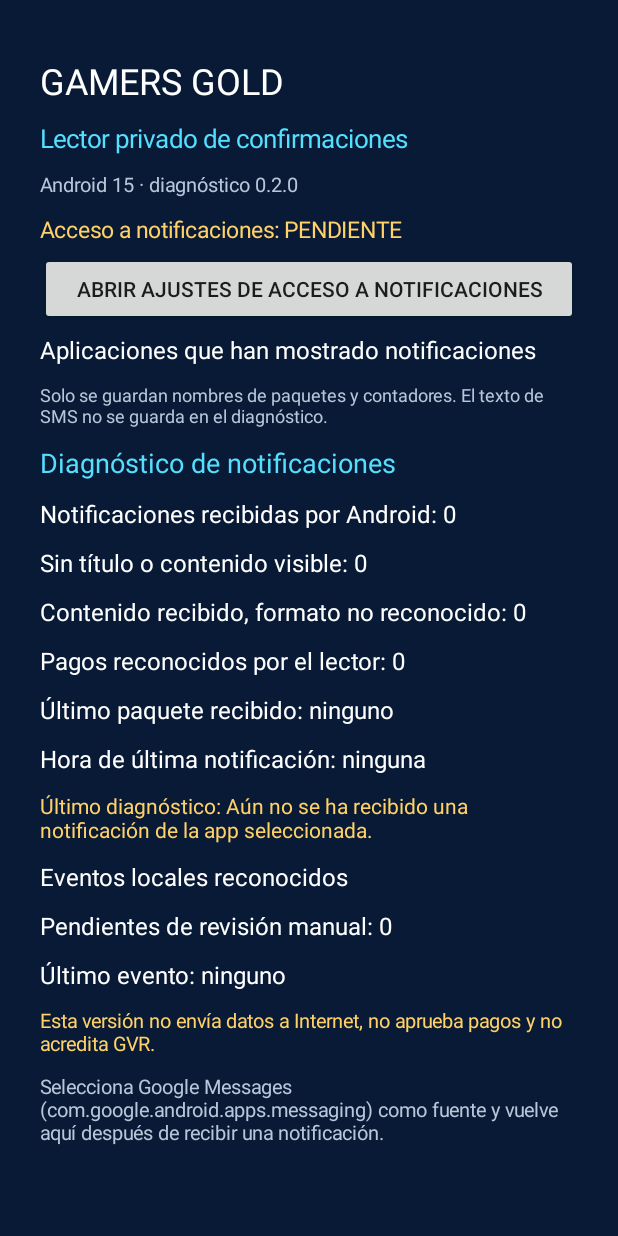
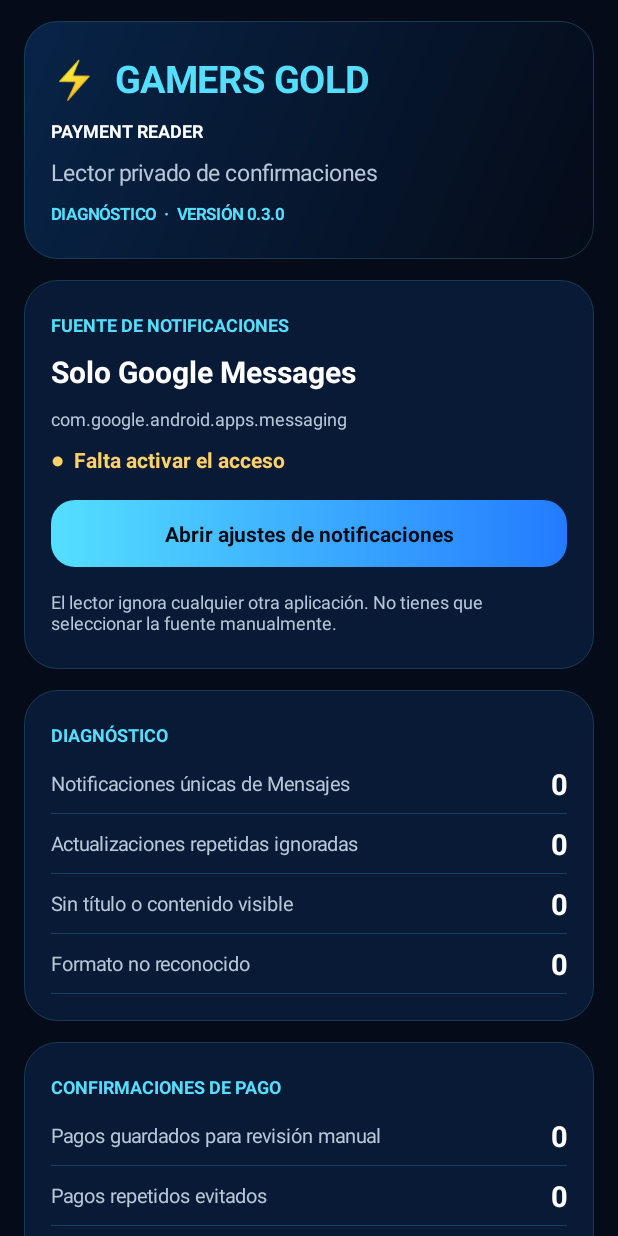
Before and after one commit to fidelarcia09/gamevora, an Android app: the screen it shows after launch (MainActivity), on a phone screen of 412 x 824 dp. Run offline under Robolectric (Android 15) with nearby library versions, the phone set to English and light mode, and no system bars.

Commit message:
Redesign reader UI with scrollable Gamers Gold styling

```diff
--- a/android/app/src/main/java/com/gamersgold/paymentreader/MainActivity.kt
+++ b/android/app/src/main/java/com/gamersgold/paymentreader/MainActivity.kt
@@ -2,134 +2,256 @@ package com.gamersgold.paymentreader
 
 import android.app.Activity
 import android.content.Intent
+import android.graphics.Color
+import android.graphics.Typeface
+import android.graphics.drawable.GradientDrawable
 import android.os.Bundle
 import android.provider.Settings
-import android.widget.Button
+import android.view.Gravity
+import android.view.View
+import android.view.ViewGroup
 import android.widget.LinearLayout
+import android.widget.ScrollView
 import android.widget.TextView
 import java.text.SimpleDateFormat
 import java.util.Date
 import java.util.Locale
 
 class MainActivity : Activity() {
-    private lateinit var root: LinearLayout
+    private lateinit var content: LinearLayout
+
+    private val navy = Color.rgb(5, 11, 24)
+    private val cardNavy = Color.rgb(8, 26, 53)
+    private val cyan = Color.rgb(85, 223, 255)
+    private val blue = Color.rgb(35, 123, 255)
+    private val white = Color.WHITE
+    private val muted = Color.rgb(183, 199, 217)
+    private val green = Color.rgb(116, 230, 162)
+    private val amber = Color.rgb(255, 209, 102)
 
     override fun onCreate(savedInstanceState: Bundle?) {
         super.onCreate(savedInstanceState)
+        window.statusBarColor = navy
+        window.navigationBarColor = navy
+        if (android.os.Build.VERSION.SDK_INT >= 29) {
+            window.isNavigationBarContrastEnforced = false
+            window.isStatusBarContrastEnforced = false
+        }
         render()
     }
 
     override fun onResume() {
         super.onResume()
-        if (::root.isInitialized) render()
+        if (::content.isInitialized) render()
     }
 
     private fun render() {
         val prefs = getSharedPreferences(NotificationCaptureService.PREFS, MODE_PRIVATE)
-        val selected = prefs.getString(NotificationCaptureService.KEY_SELECTED_PACKAGE, null)
-
-        root = LinearLayout(this).apply {
+        val scroll = ScrollView(this).apply {
+            isFillViewport = true
+            isVerticalScrollBarEnabled = true
+            clipToPadding = false
+            setBackgroundColor(navy)
+            setPadding(dp(16), dp(14), dp(16), dp(28))
+        }
+        content = LinearLayout(this).apply {
             orientation = LinearLayout.VERTICAL
-            setPadding(40, 48, 40, 32)
-            setBackgroundColor(0xFF081A35.toInt())
         }
-
-        fun addText(value: String, size: Float = 16f, color: Int = 0xFFFFFFFF.toInt()) {
-            root.addView(TextView(this).apply {
-                text = value
-                textSize = size
-                setTextColor(color)
-                setPadding(0, 8, 0, 8)
-            })
-        }
-
-        fun count(key: String): Int = prefs.getInt(key, 0)
-        fun time(key: String): String {
-            val millis = prefs.getLong(key, 0L)
-            return if (millis <= 0L) "ninguna" else
-                SimpleDateFormat("dd/MM/yyyy HH:mm:ss", Locale.getDefault()).format(Date(millis))
-        }
-
-        addText("GAMERS GOLD", 24f)
-        addText("Lector privado de confirmaciones", 17f, 0xFF55DFFF.toInt())
-        addText("Android 15 · diagnóstico 0.2.0", 13f, 0xFFB7C7D9.toInt())
-
-        val granted = NotificationCaptureService.isAccessGranted(this)
-        addText(
-            if (granted) "Acceso a notificaciones: ACTIVADO"
-            else "Acceso a notificaciones: PENDIENTE",
-            15f,
-            if (granted) 0xFF74E6A2.toInt() else 0xFFFFD166.toInt()
-        )
-        root.addView(Button(this).apply {
-            text = "Abrir ajustes de acceso a notificaciones"
-            setOnClickListener {
-                startActivity(Intent(Settings.ACTION_NOTIFICATION_LISTENER_SETTINGS))
-            }
-        })
-
-        addText("Aplicaciones que han mostrado notificaciones", 16f)
-        addText(
-            "Solo se guardan nombres de paquetes y contadores. El texto de SMS no se guarda en el diagnóstico.",
-            12f,
-            0xFFB7C7D9.toInt()
+        scroll.addView(
+            content,
+            ViewGroup.LayoutParams(ViewGroup.LayoutParams.MATCH_PARENT, ViewGroup.LayoutParams.WRAP_CONTENT)
         )
 
-        val observed = prefs.getStringSet(
-            NotificationCaptureService.KEY_OBSERVED_PACKAGES,
-            emptySet()
-        )?.toList()?.sorted().orEmpty()
+        val header = card(
+            GradientDrawable(
+                GradientDrawable.Orientation.TL_BR,
+                intArrayOf(Color.rgb(8, 36, 72), Color.rgb(5, 11, 24))
+            )
+        )
+        addText(header, "⚡  GAMERS GOLD", 25f, cyan, true)
+        addText(header, "PAYMENT READER", 12f, white, true)
+        addText(header, "Lector privado de confirmaciones", 15f, muted)
+        addText(header, "DIAGNÓSTICO  ·  VERSIÓN 0.3.0", 11f, cyan, true)
+        content.addView(header)
 
-        if (observed.isEmpty()) {
-            addText("Aún no hay fuentes detectadas. Activa el acceso y espera una notificación.")
-        } else {
-            observed.forEach { packageName ->
-                root.addView(Button(this).apply {
-                    text = if (selected == packageName) "✓ $packageName (seleccionada)" else packageName
-                    setOnClickListener {
-                        prefs.edit()
-                            .putString(NotificationCaptureService.KEY_SELECTED_PACKAGE, packageName)
-                            .apply()
-                        render()
-                    }
-                })
-            }
+        val accessGranted = NotificationCaptureService.isAccessGranted(this)
+        val source = card()
+        addText(source, "FUENTE DE NOTIFICACIONES", 12f, cyan, true)
+        addText(source, "Solo Google Messages", 20f, white, true)
+        addText(source, NotificationCaptureService.TARGET_PACKAGE, 12f, muted)
+        addText(
+            source,
+            if (accessGranted) "●  Acceso a notificaciones activado" else "●  Falta activar el acceso",
+            14f,
+            if (accessGranted) green else amber,
+            true
+        )
+        addButton(source, "Abrir ajustes de notificaciones") {
+            startActivity(Intent(Settings.ACTION_NOTIFICATION_LISTENER_SETTINGS))
         }
+        addText(
+            source,
+            "El lector ignora cualquier otra aplicación. No tienes que seleccionar la fuente manualmente.",
+            12f,
+            muted
+        )
+        content.addView(source)
 
-        addText("Diagnóstico de notificaciones", 18f, 0xFF55DFFF.toInt())
-        addText("Notificaciones recibidas por Android: ${count(NotificationCaptureService.KEY_TOTAL_NOTIFICATIONS)}")
-        addText("Recibidas desde la app seleccionada: ${count(NotificationCaptureService.KEY_SELECTED_NOTIFICATIONS)}")
-        addText("Sin título o contenido visible: ${count(NotificationCaptureService.KEY_NO_CONTENT_NOTIFICATIONS)}")
-        addText("Contenido recibido, formato no reconocido: ${count(NotificationCaptureService.KEY_UNRECOGNIZED_NOTIFICATIONS)}")
-        addText("Pagos reconocidos por el lector: ${count(NotificationCaptureService.KEY_RECOGNIZED_PAYMENTS)}")
-        addText("Último paquete recibido: ${prefs.getString(NotificationCaptureService.KEY_LAST_NOTIFICATION_PACKAGE, "ninguno")}")
-        addText("Hora de última notificación: ${time(NotificationCaptureService.KEY_LAST_NOTIFICATION_AT)}")
-        addText(
-            "Último diagnóstico: ${prefs.getString(NotificationCaptureService.KEY_LAST_DIAGNOSTIC, "Aún no se ha recibido una notificación de la app seleccionada.")}",
-            14f,
-            0xFFFFD166.toInt()
-        )
+        val diagnostics = card()
+        addText(diagnostics, "DIAGNÓSTICO", 12f, cyan, true)
+        addMetric(diagnostics, "Notificaciones únicas de Mensajes", count(prefs, NotificationCaptureService.KEY_TOTAL_NOTIFICATIONS))
+        addMetric(diagnostics, "Actualizaciones repetidas ignoradas", count(prefs, NotificationCaptureService.KEY_DUPLICATE_NOTIFICATIONS))
+        addMetric(diagnostics, "Sin título o contenido visible", count(prefs, NotificationCaptureService.KEY_NO_CONTENT_NOTIFICATIONS))
+        addMetric(diagnostics, "Formato no reconocido", count(prefs, NotificationCaptureService.KEY_UNRECOGNIZED_NOTIFICATIONS))
+        content.addView(diagnostics)
 
-        addText("Eventos locales reconocidos", 16f)
+        val payments = card()
+        addText(payments, "CONFIRMACIONES DE PAGO", 12f, cyan, true)
+        addMetric(payments, "Pagos guardados para revisión manual", count(prefs, NotificationCaptureService.KEY_RECOGNIZED_PAYMENTS))
+        addMetric(payments, "Pagos repetidos evitados", count(prefs, NotificationCaptureService.KEY_DUPLICATE_PAYMENTS))
         val store = PaymentEventStore(this)
         try {
-            addText("Pendientes de revisión manual: ${store.count()}")
-            addText("Último evento: ${store.latestSummary() ?: "ninguno"}")
+            addMetric(payments, "Eventos locales pendientes", store.count())
+            addText(payments, "Último evento: ${store.latestSummary() ?: "ninguno"}", 13f, muted)
         } finally {
             store.close()
         }
+        content.addView(payments)
 
+        val activity = card()
+        addText(activity, "ÚLTIMA ACTIVIDAD", 12f, cyan, true)
         addText(
-            "Esta versión no envía datos a Internet, no aprueba pagos y no acredita GVR.",
-            13f,
-            0xFFFFD166.toInt()
+            activity,
+            "Paquete: ${prefs.getString(NotificationCaptureService.KEY_LAST_NOTIFICATION_PACKAGE, "ninguno")}",
+            12f,
+            muted
         )
         addText(
-            "Selecciona Google Messages (com.google.android.apps.messaging) como fuente y vuelve aquí después de recibir una notificación.",
+            activity,
+            "Hora: ${formatTime(prefs.getLong(NotificationCaptureService.KEY_LAST_NOTIFICATION_AT, 0L))}",
             13f,
-            0xFFB7C7D9.toInt()
+            white
         )
+        addText(
+            activity,
+            prefs.getString(
+                NotificationCaptureService.KEY_LAST_DIAGNOSTIC,
+                "Aún no se ha recibido ninguna notificación de Google Messages."
+            ) ?: "Sin diagnóstico",
+            14f,
+            amber
+        )
+        content.addView(activity)
 
-        setContentView(root)
+        val privacy = card()
+        addText(privacy, "PRIVACIDAD Y SEGURIDAD", 12f, cyan, true)
+        addText(privacy, "• No lee notificaciones de otras aplicaciones.", 13f, white)
+        addText(privacy, "• No guarda el texto completo de los SMS en el diagnóstico.", 13f, white)
+        addText(privacy, "• Los pagos reconocidos quedan pendientes de revisión manual.", 13f, white)
+        addText(privacy, "• No envía datos a Internet ni acredita GVR automáticamente.", 13f, amber, true)
+        content.addView(privacy)
+
+        addText(content, "GAMERS GOLD TOP-UP  ·  UNIVERSO GAMING", 11f, muted, true, Gravity.CENTER)
+        setContentView(scroll)
     }
+
+    private fun card(background: GradientDrawable? = null): LinearLayout {
+        val drawable = background ?: GradientDrawable().apply {
+            setColor(cardNavy)
+        }
+        drawable.cornerRadius = dp(22).toFloat()
+        drawable.setStroke(dp(1), 0x3355DFFF)
+        return LinearLayout(this).apply {
+            orientation = LinearLayout.VERTICAL
+            setPadding(dp(18), dp(17), dp(18), dp(18))
+            setBackground(drawable)
+            elevation = dp(3).toFloat()
+            layoutParams = LinearLayout.LayoutParams(
+                ViewGroup.LayoutParams.MATCH_PARENT,
+                ViewGroup.LayoutParams.WRAP_CONTENT
+            ).apply { bottomMargin = dp(14) }
+        }
+    }
+
+    private fun addText(
+        parent: LinearLayout,
+        value: String,
+        size: Float,
+        color: Int,
+        bold: Boolean = false,
+        gravity: Int = Gravity.START
+    ) {
+        parent.addView(TextView(this).apply {
+            text = value
+            textSize = size
+            setTextColor(color)
+            if (bold) setTypeface(typeface, Typeface.BOLD)
+            this.gravity = gravity
+            setPadding(0, dp(5), 0, dp(5))
+            if (value == NotificationCaptureService.TARGET_PACKAGE) {
+                setTextIsSelectable(true)
+            }
+        })
+    }
+
+    private fun addMetric(parent: LinearLayout, label: String, value: Int) {
+        val row = LinearLayout(this).apply {
+            orientation = LinearLayout.HORIZONTAL
+            gravity = Gravity.CENTER_VERTICAL
+            setPadding(0, dp(7), 0, dp(7))
+        }
+        row.addView(TextView(this).apply {
+            text = label
+            textSize = 13f
+            setTextColor(muted)
+            layoutParams = LinearLayout.LayoutParams(0, ViewGroup.LayoutParams.WRAP_CONTENT, 1f)
+        })
+        row.addView(TextView(this).apply {
+            text = value.toString()
+            textSize = 19f
+            setTextColor(white)
+            setTypeface(typeface, Typeface.BOLD)
+            gravity = Gravity.END or Gravity.CENTER_VERTICAL
+            setPadding(dp(10), 0, 0, 0)
+        })
+        parent.addView(row)
+        parent.addView(View(this).apply {
+            setBackgroundColor(0x3355DFFF)
+            layoutParams = LinearLayout.LayoutParams(ViewGroup.LayoutParams.MATCH_PARENT, dp(1))
+        })
+    }
+
+    private fun addButton(parent: LinearLayout, label: String, action: () -> Unit) {
+        val button = TextView(this).apply {
+            text = label
+            textSize = 14f
+            setTypeface(typeface, Typeface.BOLD)
+            setTextColor(navy)
+            gravity = Gravity.CENTER
+            setPadding(dp(16), dp(13), dp(16), dp(13))
+            background = GradientDrawable(
+                GradientDrawable.Orientation.LEFT_RIGHT,
+                intArrayOf(cyan, blue)
+            ).apply { cornerRadius = dp(16).toFloat() }
+            isClickable = true
+            isFocusable = true
+            setOnClickListener { action() }
+        }
+        parent.addView(button, LinearLayout.LayoutParams(
+            ViewGroup.LayoutParams.MATCH_PARENT,
+            ViewGroup.LayoutParams.WRAP_CONTENT
+        ).apply {
+            topMargin = dp(12)
+            bottomMargin = dp(10)
+        })
+    }
+
+    private fun count(prefs: android.content.SharedPreferences, key: String): Int =
+        prefs.getInt(key, 0)
+
+    private fun formatTime(millis: Long): String =
+        if (millis <= 0L) "ninguna" else
+            SimpleDateFormat("dd/MM/yyyy HH:mm:ss", Locale.getDefault()).format(Date(millis))
+
+    private fun dp(value: Int): Int = (value * resources.displayMetrics.density).toInt()
 }
```
